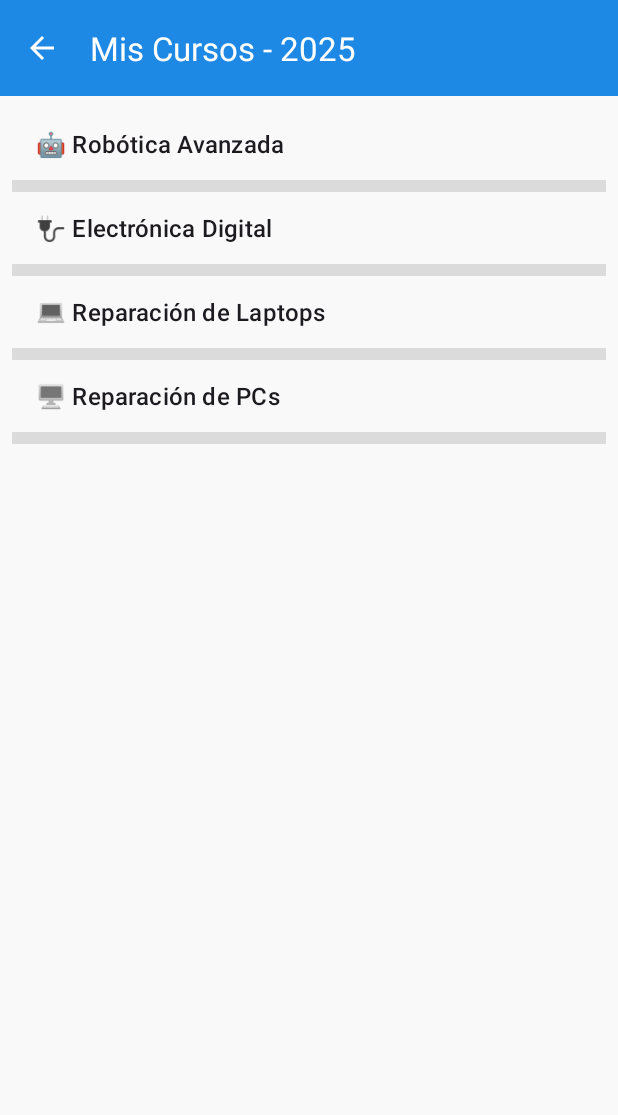
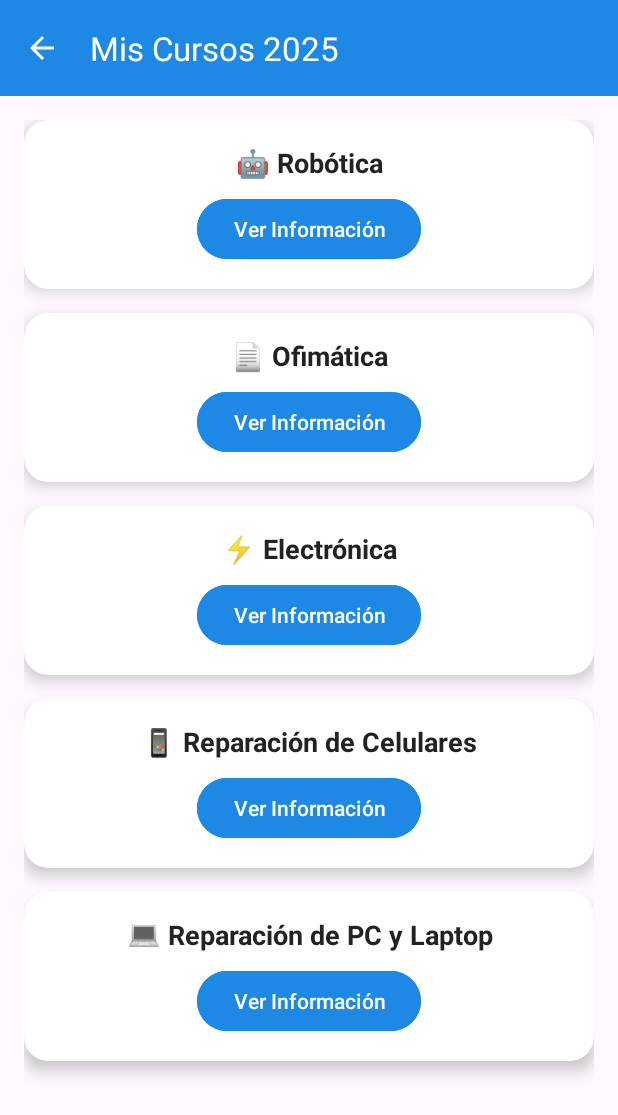
Before and after one commit to Joseph30070/AppSmartcell, an Android app built with Jetpack Compose: the CursosActivity screen opened directly, with no data from a screen before it, on a phone screen of 412 x 824 dp. Shown: the top 1115 px of the screen. Run offline under Robolectric (Android 15) with nearby library versions, the phone set to English and light mode, and no system bars.

Commit message:
se mejoraron los botones de cursos horarios y pagos  añadiendo dinamisco e interaccion con tarjetas y animaciones.

```diff
--- a/app/src/main/java/com/example/smartcellapp/CursosActivity.kt
+++ b/app/src/main/java/com/example/smartcellapp/CursosActivity.kt
@@ -1,86 +1,104 @@
 package com.example.smartcellapp
 
 import android.os.Bundle
-import android.widget.ArrayAdapter
-import android.widget.ListView
+import android.transition.AutoTransition
+import android.transition.TransitionManager
+import android.view.LayoutInflater
+import android.view.View
+import android.widget.Button
+import android.widget.LinearLayout
+import android.widget.TextView
 import androidx.activity.enableEdgeToEdge
 import androidx.appcompat.app.AppCompatActivity
 import androidx.appcompat.widget.Toolbar
-import java.util.Calendar
+import androidx.cardview.widget.CardView
 import androidx.core.view.ViewCompat
 import androidx.core.view.WindowInsetsCompat
 
 class CursosActivity : AppCompatActivity() {
+
+    private val cursos = listOf(
+        "🤖 Robótica" to """
+            Aprende a programar robots, usar sensores, motores y construir proyectos de automatización.
+            - Duración: 4 meses
+            - Nivel: Intermedio
+            - Modalidad: Presencial / Virtual
+        """.trimIndent(),
+        "📄 Ofimática" to """
+            Domina herramientas como Word, Excel, PowerPoint y gestión de documentos digitales.
+            - Duración: 3 meses
+            - Nivel: Básico
+            - Modalidad: Presencial / Virtual
+        """.trimIndent(),
+        "⚡ Electrónica" to """
+            Aprende sobre circuitos, componentes, multímetros y fundamentos de electrónica práctica.
+            - Duración: 4 meses
+            - Nivel: Básico - Intermedio
+            - Modalidad: Presencial
+        """.trimIndent(),
+        "📱 Reparación de Celulares" to """
+            Diagnóstico, mantenimiento y reparación de equipos móviles de distintas gamas.
+            - Duración: 4 meses
+            - Nivel: Intermedio
+            - Modalidad: Presencial
+        """.trimIndent(),
+        "💻 Reparación de PC y Laptop" to """
+            Mantenimiento, armado, instalación de software y solución de fallas en equipos de escritorio y portátiles.
+            - Duración: 4 meses
+            - Nivel: Básico - Intermedio
+            - Modalidad: Presencial / Virtual
+        """.trimIndent()
+    )
+
     override fun onCreate(savedInstanceState: Bundle?) {
         super.onCreate(savedInstanceState)
         enableEdgeToEdge()
         setContentView(R.layout.activity_cursos)
+
+        // Toolbar
+        val toolbar = findViewById<Toolbar>(R.id.toolbarCursos)
+        setSupportActionBar(toolbar)
+        supportActionBar?.setDisplayHomeAsUpEnabled(true)
+        supportActionBar?.title = "Mis Cursos 2025"
+        toolbar.setNavigationOnClickListener { finish() }
+
+        // Ajuste de barras del sistema
         ViewCompat.setOnApplyWindowInsetsListener(findViewById(R.id.main)) { v, insets ->
             val systemBars = insets.getInsets(WindowInsetsCompat.Type.systemBars())
             v.setPadding(systemBars.left, systemBars.top, systemBars.right, systemBars.bottom)
             insets
         }
 
-        // Configurar toolbar con botón de retroceso
-        val toolbar = findViewById<Toolbar>(R.id.toolbarCursos)
-        setSupportActionBar(toolbar)
-        supportActionBar?.setDisplayHomeAsUpEnabled(true) // flecha atrás
-        supportActionBar?.title = "Mis Cursos - ${Calendar.getInstance().get(Calendar.YEAR)}"
+        val contenedor = findViewById<LinearLayout>(R.id.layoutCursos)
+        val inflater = LayoutInflater.from(this)
 
-        // Lista de ejemplo de cursos
-        val cursos = listOf(
-            "🤖 Robótica Avanzada",
-            "🔌 Electrónica Digital",
-            "💻 Reparación de Laptops",
-            "🖥️ Reparación de PCs"
-        )
+        // Crear dinámicamente una tarjeta por curso
+        for ((nombre, descripcion) in cursos) {
+            val card = inflater.inflate(R.layout.item_curso_card, contenedor, false)
+            val cardView = card.findViewById<CardView>(R.id.cardCurso)
+            val titulo = card.findViewById<TextView>(R.id.txtTituloCurso)
+            val detalles = card.findViewById<TextView>(R.id.txtDetallesCurso)
+            val boton = card.findViewById<Button>(R.id.btnVerDetalles)
 
-        // Adaptador para mostrar los cursos
-        val listView = findViewById<ListView>(R.id.listCursos)
-        val adapter = ArrayAdapter(this, android.R.layout.simple_list_item_1, cursos)
-        listView.adapter = adapter
+            titulo.text = nombre
+            detalles.text = descripcion
 
-        // Evento al hacer clic en un curso
-        listView.setOnItemClickListener { _, _, position, _ ->
-            val cursoSeleccionado = cursos[position]
-            val descripcion = when (cursoSeleccionado) {
-                "🤖 Robótica Avanzada" -> """
-                    En este curso aprenderás a programar robots, usar sensores, motores y realizar proyectos de automatización.
-                    - Duración: 4 meses
-                    - Nivel: Intermedio
-                    - Modalidad: Presencial / Virtual
-                """.trimIndent()
-                "🔌 Electrónica Digital" -> """
-                    Aprende circuitos lógicos, compuertas, microcontroladores y fundamentos de electrónica aplicada.
-                    - Duración: 4 meses
-                    - Nivel: Básico - Intermedio
-                    - Modalidad: Presencial
-                """.trimIndent()
-                "💻 Reparación de Laptops" -> """
-                    Curso orientado al diagnóstico, mantenimiento y reparación de laptops modernas.
-                    - Duración: 4 meses
-                    - Nivel: Básico
-                    - Modalidad: Presencial / Virtual
-                """.trimIndent()
-                "🖥️ Reparación de PCs" -> """
-                    Domina el armado, mantenimiento, instalación de software y solución de problemas en computadoras de escritorio.
-                    - Duración: 4 meses
-                    - Nivel: Básico - Intermedio
-                    - Modalidad: Presencial
-                """.trimIndent()
-                else -> "Información no disponible."
+            boton.setOnClickListener {
+                val transition = AutoTransition().apply { duration = 300 }
+                TransitionManager.beginDelayedTransition(cardView, transition)
+                if (detalles.visibility == View.GONE) {
+                    detalles.visibility = View.VISIBLE
+                    boton.text = "Ocultar Información"
+                } else {
+                    detalles.visibility = View.GONE
+                    boton.text = "Ver Información"
+                }
             }
 
-            // Mostrar descripción en un AlertDialog
-            androidx.appcompat.app.AlertDialog.Builder(this)
-                .setTitle(cursoSeleccionado)
-                .setMessage(descripcion)
-                .setPositiveButton("OK", null)
-                .show()
+            contenedor.addView(card)
         }
     }
 
-    // Hacer que la flecha funcione
     override fun onSupportNavigateUp(): Boolean {
         onBackPressedDispatcher.onBackPressed()
         return true
--- a/app/src/main/res/layout/activity_cursos.xml
+++ b/app/src/main/res/layout/activity_cursos.xml
@@ -7,7 +7,7 @@
     android:layout_height="match_parent"
     tools:context=".CursosActivity">
 
-    <!-- Barra superior azul -->
+    <!-- Toolbar superior azul -->
     <androidx.appcompat.widget.Toolbar
         android:id="@+id/toolbarCursos"
         android:layout_width="0dp"
@@ -20,17 +20,28 @@
         app:title="Mis Cursos 2025"
         app:titleTextColor="@android:color/white" />
 
-    <!-- Lista de cursos -->
-    <ListView
-        android:id="@+id/listCursos"
+    <!-- Contenido desplazable -->
+    <ScrollView
+        android:id="@+id/scrollViewCursos"
         android:layout_width="0dp"
         android:layout_height="0dp"
-        android:dividerHeight="8dp"
-        android:padding="8dp"
-        android:background="#F9F9F9"
         app:layout_constraintTop_toBottomOf="@id/toolbarCursos"
         app:layout_constraintStart_toStartOf="parent"
         app:layout_constraintEnd_toEndOf="parent"
-        app:layout_constraintBottom_toBottomOf="parent"/>
+        app:layout_constraintBottom_toBottomOf="parent"
+        android:padding="16dp">
+
+        <LinearLayout
+            android:id="@+id/layoutCursos"
+            android:layout_width="match_parent"
+            android:layout_height="wrap_content"
+            android:orientation="vertical"
+            android:gravity="center_horizontal"
+            android:dividerPadding="8dp">
+
+            <!-- Aquí se agregarán dinámicamente las tarjetas desde Kotlin -->
+
+        </LinearLayout>
+    </ScrollView>
 
 </androidx.constraintlayout.widget.ConstraintLayout>
--- /dev/null
+++ b/app/src/main/res/layout/item_curso_card.xml
@@ -0,0 +1,50 @@
+<?xml version="1.0" encoding="utf-8"?>
+<androidx.cardview.widget.CardView xmlns:android="http://schemas.android.com/apk/res/android"
+    xmlns:app="http://schemas.android.com/apk/res-auto"
+    android:id="@+id/cardCurso"
+    android:layout_width="match_parent"
+    android:layout_height="wrap_content"
+    android:layout_marginBottom="16dp"
+    app:cardCornerRadius="16dp"
+    app:cardElevation="6dp"
+    android:clipToPadding="false">
+
+    <LinearLayout
+        android:layout_width="match_parent"
+        android:layout_height="wrap_content"
+        android:orientation="vertical"
+        android:padding="16dp">
+
+        <TextView
+            android:id="@+id/txtTituloCurso"
+            android:layout_width="match_parent"
+            android:layout_height="wrap_content"
+            android:text="Curso de ejemplo"
+            android:textSize="18sp"
+            android:textStyle="bold"
+            android:textColor="#222222"
+            android:gravity="center" />
+
+        <Button
+            android:id="@+id/btnVerDetalles"
+            android:layout_width="wrap_content"
+            android:layout_height="wrap_content"
+            android:text="Ver Información"
+            android:layout_gravity="center_horizontal"
+            android:layout_marginTop="8dp"
+            android:backgroundTint="@color/teal_700"
+            android:textColor="@android:color/white"
+            android:paddingHorizontal="24dp" />
+
+        <TextView
+            android:id="@+id/txtDetallesCurso"
+            android:layout_width="match_parent"
+            android:layout_height="wrap_content"
+            android:visibility="gone"
+            android:layout_marginTop="12dp"
+            android:text="Aquí van los detalles del curso"
+            android:textSize="15sp"
+            android:textColor="#444444"
+            android:lineSpacingExtra="5dp" />
+    </LinearLayout>
+</androidx.cardview.widget.CardView>
```
Also changed, not shown: app/src/main/java/com/example/smartcellapp/HorariosActivity.kt (+54 -57 lines), app/src/main/res/layout/activity_horario.xml (+29 -14 lines), app/src/main/res/layout/activity_pagos.xml (+2 -5 lines), app/src/main/res/layout/item_horario_card.xml (added, +49 -0 lines).
